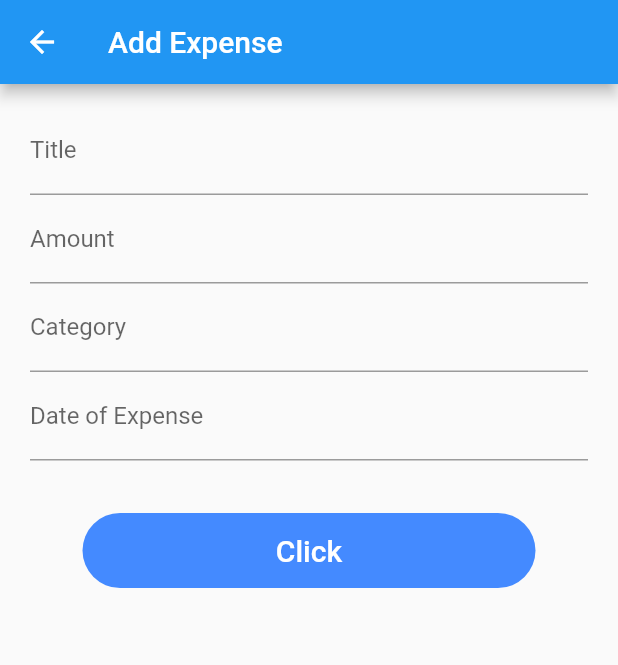
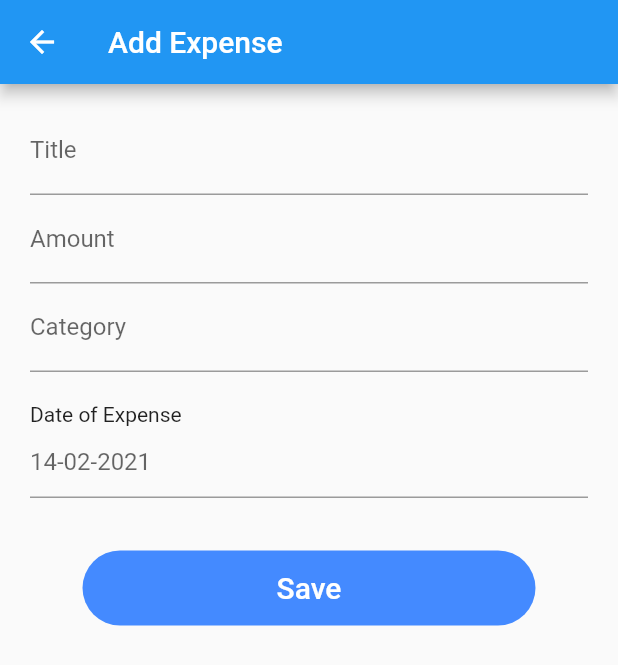
Before and after one commit to evansmwenda/Expensr, a Flutter app: the AddExpense screen opened by its route, on a phone screen of 412 x 824 dp. Shown: the top 665 px of the screen. Run offline on Flutter 3.47's test engine with Material 2 defaults, Android fonts, the phone set to English and light mode, and no system bars.

Commit message:
style changes to the add expense screen

```diff
--- a/lib/screens/add_expense.dart
+++ b/lib/screens/add_expense.dart
@@ -1,6 +1,9 @@
+import 'dart:ui';
+
 import 'package:expensr/models/expense.dart';
 import 'package:flutter/cupertino.dart';
 import 'package:flutter/material.dart';
+import 'package:intl/intl.dart';
 
 class AddExpense extends StatefulWidget {
   static const routeName = '/add-expense';
@@ -11,6 +14,22 @@ class AddExpense extends StatefulWidget {
 class _AddExpenseState extends State<AddExpense> {
   final _formKey = GlobalKey<FormState>();
   final _expense = Expense();
+  DateTime selectedDate = DateTime.now();
+  var myFormat = DateFormat('d-MM-yyyy');
+  TextEditingController _datecontroller = new TextEditingController();
+  // DateTime selectedDate =  DateFormat("dd-MM-yyyy").format(DateTime.now());
+
+  Future<Null> _selectDate(BuildContext context) async {
+    final DateTime picked = await showDatePicker(
+        context: context,
+        initialDate: selectedDate,
+        firstDate: DateTime(2020, 8),
+        lastDate: DateTime(2101));
+    if (picked != null && picked != selectedDate)
+      setState(() {
+        selectedDate = picked;
+      });
+  }
 
   @override
   Widget build(BuildContext context) {
@@ -19,11 +38,10 @@ class _AddExpenseState extends State<AddExpense> {
         title: Text("Add Expense"),
       ),
       body: Container(
-        margin: EdgeInsets.symmetric(horizontal: 20.0,vertical: 15.0),
+        margin: EdgeInsets.symmetric(horizontal: 20.0, vertical: 15.0),
         child: Form(
           key: _formKey,
-            child: Column(
-                children: <Widget>[
+          child: ListView(children: <Widget>[
             // Add TextFormFields and ElevatedButton here.
             TextFormField(
               decoration: InputDecoration(labelText: 'Title'),
@@ -52,19 +70,29 @@ class _AddExpenseState extends State<AddExpense> {
               },
               onSaved: (val) => setState(() => _expense.category = val),
             ),
-                  TextFormField(
-                    decoration: InputDecoration(labelText: 'Date of Expense'),
-                    validator: (value) {
-                      if (value.isEmpty) {
-                        return 'Please enter the date of your expense.';
-                      }
-                    },
-                    onSaved: (val) => setState(() => _expense.date = val),
+            SizedBox(
+              height: 20.0,
             ),
-                  SizedBox(height: 20,),
+            Text("Date of Expense"),
+            InkWell(
+              onTap: () => _selectDate(context),
+              child: IgnorePointer(
+                child: TextField(
+                  controller: _datecontroller,
+                  decoration: InputDecoration(
+
+                    hintText: ('${myFormat.format(selectedDate)}'),
+                  ),
+
+                ),
+              ),
+            ),
+            SizedBox(
+              height: 20,
+            ),
             Center(
               child: GestureDetector(
-                      onTap: (){
+                onTap: () {
                   final form = _formKey.currentState;
                   if (form.validate()) {
                     form.save();
@@ -74,13 +102,14 @@ class _AddExpenseState extends State<AddExpense> {
                 child: Container(
                   height: 50,
                   width: double.infinity,
-                        margin: EdgeInsets.symmetric(horizontal: 35,vertical: 15),
+                  margin: EdgeInsets.symmetric(horizontal: 35, vertical: 15),
                   alignment: Alignment.center,
                   decoration: BoxDecoration(
                     color: Colors.blueAccent,
                     borderRadius: BorderRadius.circular(30),
                   ),
-                        child: Text("Click",
+                  child: Text(
+                    "Save",
                     style: Theme.of(context).textTheme.caption.copyWith(
                           color: Colors.white,
                           fontSize: 20,
@@ -90,8 +119,7 @@ class _AddExpenseState extends State<AddExpense> {
                 ),
               ),
             ),
-                ]
-            ),
+          ]),
         ),
       ),
     );
--- a/pubspec.yaml
+++ b/pubspec.yaml
@@ -23,6 +23,7 @@ environment:
 dependencies:
   flutter:
     sdk: flutter
+  intl: ^0.16.1
 
 
   # The following adds the Cupertino Icons font to your application.
```
Also changed, not shown: pubspec.lock. Lines whose indentation alone changed are shown as unchanged.
